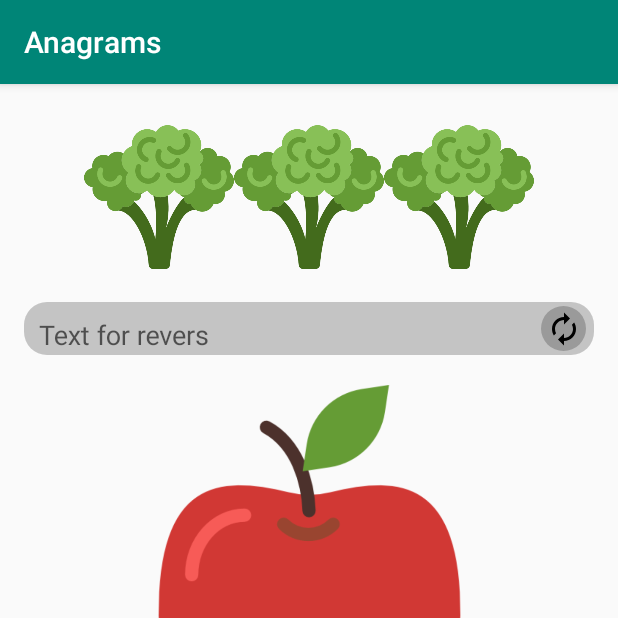
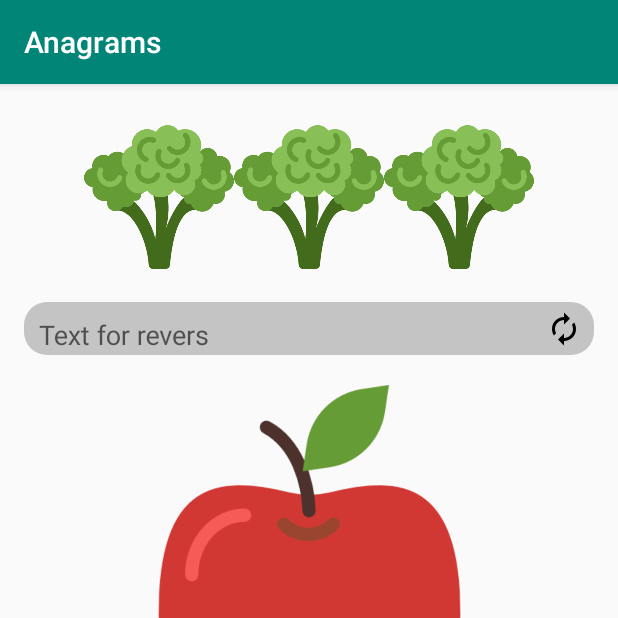
Before and after one commit to Lexsv/anagram, an Android app: the screen it shows after launch (MainActivity), after a tap on an icon or button, on a phone screen of 412 x 824 dp, the top half of it. Run offline under Robolectric (Android 15) with nearby library versions, the phone set to English and light mode, and no system bars.

Commit message:
add  actio preset key done -> start revers

```diff
--- a/app/build.gradle
+++ b/app/build.gradle
@@ -8,7 +8,7 @@ android {
     compileSdkVersion 28
     defaultConfig {
         applicationId "ua.com.anagrams"
-        minSdkVersion 23
+        minSdkVersion 19
         targetSdkVersion 28
         versionCode 1
         versionName "1.0"
--- a/app/src/main/java/ua/com/anagrams/MainActivity.kt
+++ b/app/src/main/java/ua/com/anagrams/MainActivity.kt
@@ -1,10 +1,19 @@
 package ua.com.anagrams
 
 
+import android.app.Activity
+import android.content.Context
 import androidx.appcompat.app.AppCompatActivity
 import android.os.Bundle
+import android.view.KeyEvent
+import android.view.View
 
 import android.view.inputmethod.EditorInfo
+import android.view.inputmethod.InputMethod
+import android.view.inputmethod.InputMethodManager
+import android.widget.EditText
+import android.widget.TextView
+import androidx.core.content.getSystemService
 
 import kotlinx.android.synthetic.main.anagrams.*
 import ua.com.anagrams.extensions.anagrams
@@ -19,6 +28,16 @@ class MainActivity : AppCompatActivity() {
         super.onCreate(savedInstanceState)
         setContentView(R.layout.anagrams)
         initViewe(savedInstanceState)
+
+        et_anagrams_revers.setOnEditorActionListener { v, actionId, _ ->
+            if (actionId == EditorInfo.IME_ACTION_DONE){
+                val inputManager = getSystemService(Activity.INPUT_METHOD_SERVICE) as InputMethodManager
+                inputManager.hideSoftInputFromWindow(v.windowToken, 0)
+                tv_anagrams_result.text =(et_anagrams_revers.text.toString().anagrams())
+                return@setOnEditorActionListener true
+            }
+            return@setOnEditorActionListener false
+        }
 
         ib_revers.setOnClickListener {
             et_anagrams_revers.onEditorAction(EditorInfo.IME_ACTION_DONE)
--- a/app/src/main/java/ua/com/anagrams/extensions/String.kt
+++ b/app/src/main/java/ua/com/anagrams/extensions/String.kt
@@ -1,10 +1,10 @@
 package ua.com.anagrams.extensions
 
-fun String.anagrams(): String {
+fun String?.anagrams(): String? {
+    if (this == null)return "null"
     var result = ""
+    val parser: List<String> = this.trim().split(" ")
 
-
-    val parser: List<String> = this.trim().split(" ")
     for (string in parser) {
 
         val buffResultList: MutableList<Char> = string.toMutableList()
@@ -14,21 +14,16 @@ fun String.anagrams(): String {
         while (end - begin >= 0) {
             var bufferChar: Char
             when {
-
                 !buffResultList[begin].isLetter() && !buffResultList[end].isLetter() -> {
                     begin++
                     end--
                 }
-
                 buffResultList[begin].isLetter() && !buffResultList[end].isLetter() -> {
                     end--
                 }
-
                 !buffResultList[begin].isLetter() && buffResultList[end].isLetter() -> {
                     begin++
                 }
-
-
                 buffResultList[begin].isLetter() && buffResultList[end].isLetter() -> {
                     bufferChar = buffResultList[begin]
                     buffResultList[begin] = buffResultList[end]
@@ -40,6 +35,5 @@ fun String.anagrams(): String {
         }
         result += String(buffResultList.toCharArray()) + " "
     }
-
     return result.trim()
 }
--- a/app/src/main/res/layout/anagrams.xml
+++ b/app/src/main/res/layout/anagrams.xml
@@ -56,13 +56,15 @@
                         android:hint="@string/text_for_revers"
                         android:background="@null"
                         android:paddingLeft="@dimen/margin_size_10"
-                        android:paddingRight="@dimen/margin_size_40"/>
+                        android:paddingRight="@dimen/margin_size_40"
+                        android:inputType="text"
+                        android:imeOptions="actionDone"/>
             </com.google.android.material.textfield.TextInputLayout>
             <ImageButton
                     android:id="@+id/ib_revers"
                     android:layout_width="30dp"
                     android:layout_height="30dp"
-                    android:background="@drawable/bg_butt_revers"
+                    android:background="@null"
                     android:src="@drawable/ic_autorenew"
                     android:layout_alignEnd="@id/wr_et_anagrams_revers"
                     android:layout_marginRight="@dimen/margin_size_5"
--- a/app/src/main/res/values/dimens.xml
+++ b/app/src/main/res/values/dimens.xml
@@ -1,12 +1,12 @@
 <?xml version="1.0" encoding="utf-8"?>
 <resources>
     <dimen name="margin_size_5">5dp</dimen>
+    <dimen name="margin_size_10">10dp</dimen>
     <dimen name="margin_size_16">16dp</dimen>
     <dimen name="margin_size_18">18dp</dimen>
     <dimen name="margin_size_20">20dp</dimen>
     <dimen name="margin_size_25">25dp</dimen>
+    <dimen name="margin_size_40">40dp</dimen>
     <dimen name="padding_size_16">16dp</dimen>
     <dimen name="iv_input_result_250">250dp</dimen>
-    <dimen name="margin_size_10">10dp</dimen>
-    <dimen name="margin_size_40">40dp</dimen>
 </resources>
```
